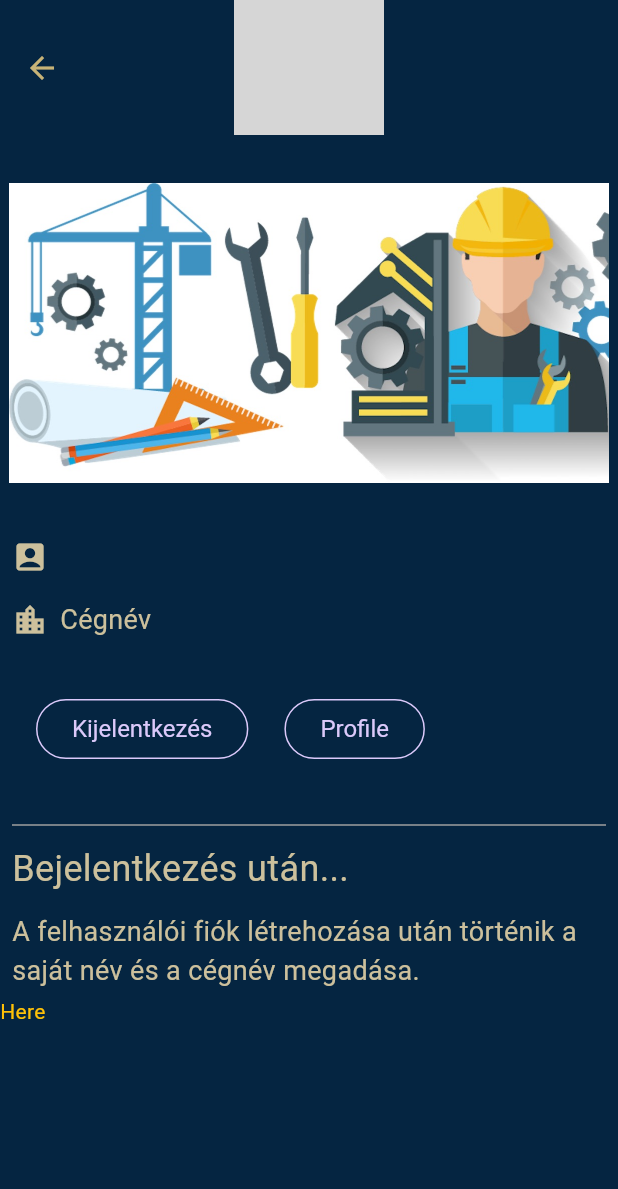
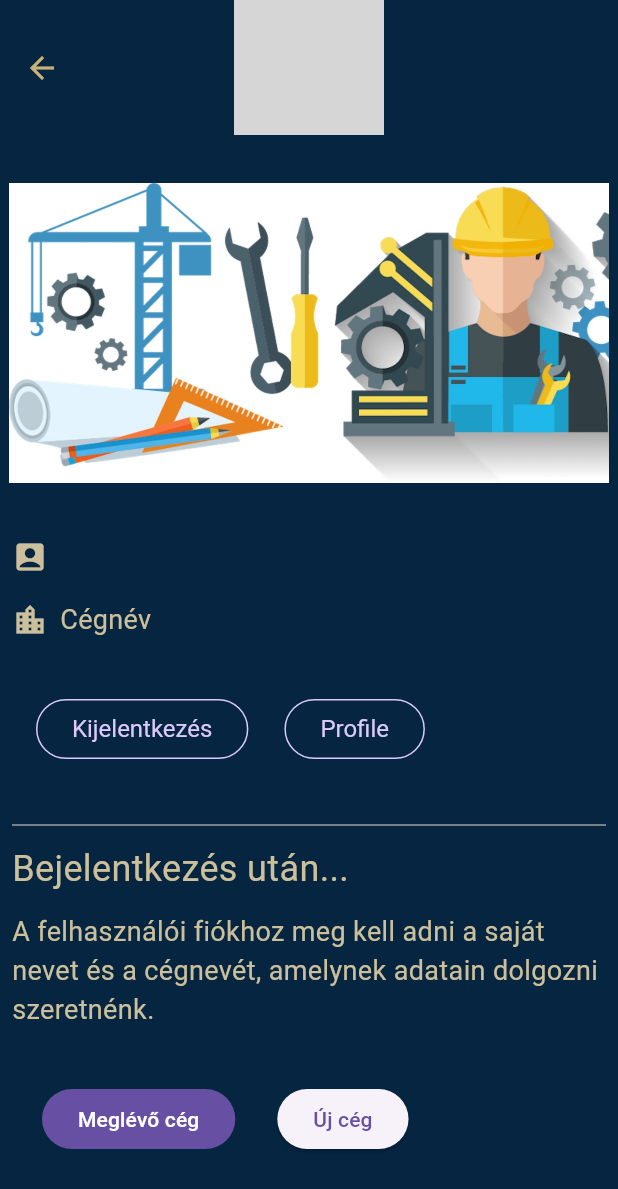
Before and after one commit to cohun/new-etar, a Flutter app: the MenuPage screen opened by its route, on a phone screen of 412 x 824 dp. Shown: the top 1189 px of the screen. Run offline on Flutter 3.47's test engine with Material 2 defaults, Android fonts, the phone set to English and light mode, and no system bars; our stand-ins replace firebase_auth, firebase_core, go_router, google_fonts; missing offline and left inert: firebase_ui_auth, firebase_ui_localizations; accounts and stored records are empty; grey boxes are pictures that could not be loaded.

Commit message:
Add two bottons

```diff
--- a/lib/main.dart
+++ b/lib/main.dart
@@ -178,7 +178,7 @@ final _router = GoRouter(
               builder: (context, state) {
                 return ProfileScreen(
                   appBar: AppBar(
-                    title: const Text('User Profile'),
+                    title: const Text('Felhasználó neve:'),
                   ),
                   providers: const [],
                   actions: [
--- a/lib/menu_page.dart
+++ b/lib/menu_page.dart
@@ -70,19 +70,35 @@ class _MenuPageState extends State<MenuPage> {
           ),
           const Header("Bejelentkezés után..."),
           const Paragraph(
-            'A felhasználói fiók létrehozása után történik a saját név és a cégnév megadása.',
+            'A felhasználói fiókhoz meg kell adni a saját nevet és a cégnevét, amelynek adatain dolgozni szeretnénk.',
           ),
-          Consumer<ApplicationState>(
-              builder: (context, appState, _) => appState.loggedIn
-                  ? Builder(builder: (context) {
-                      var name = FirebaseAuth.instance.currentUser!.displayName;
-                      print(name);
-                      return Text(
-                        'Here',
-                        style: TextStyle(color: Colors.amber),
-                      );
-                    })
-                  : Text('not', style: TextStyle(color: Colors.amber))),
+          SizedBox(height: 32,),
+          Center(
+            child: Consumer<ApplicationState>(
+            builder: (context, appState, _) =>  (appState.loggedIn == true) ?
+
+              Row(
+
+                children: [
+                  Padding(
+                    padding: const EdgeInsets.only(left: 28, bottom: 8),
+                    child: FilledButton(onPressed: () {
+                      ScaffoldMessenger.of(context).showSnackBar(SnackBar(content: Text("Jelentkezz be először!")));
+                    }, child: Text("Meglévő cég"),
+                    ),
+                  ),
+                  Padding(
+                    padding: const EdgeInsets.only(left: 28, bottom: 8),
+                    child: ElevatedButton(onPressed: () {
+                      ScaffoldMessenger.of(context).showSnackBar(SnackBar(content: Text("Jelentkezz be először!")));
+                    }, child: Text("Új cég"),
+                    ),
+                  ),
+                ],
+              ) : Text("Hi"),
+            ),
+          ),
+
         ],
       ),
     );
```
